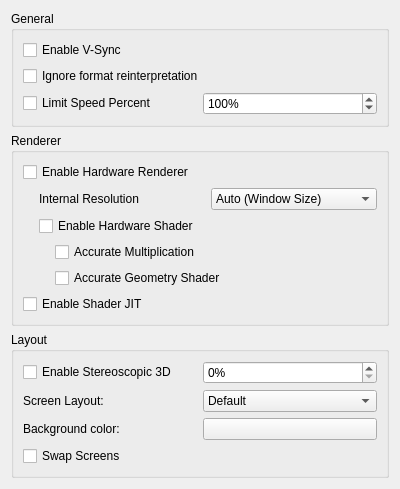
Qt form src/citra_qt/configuration/configure_graphics.ui (grimtnt/citra) before a commit.
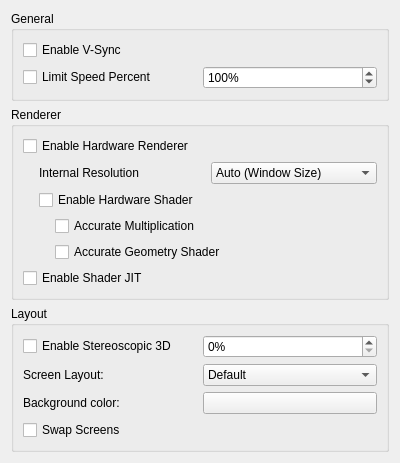
The same form after that commit.

Commit message: Re-add ticks hack & Move ignore format reinterpretation to Hacks

```diff
--- a/src/citra_qt/configuration/configure_graphics.ui
+++ b/src/citra_qt/configuration/configure_graphics.ui
@@ -7,7 +7,7 @@
     <x>0</x>
     <y>0</y>
     <width>400</width>
-    <height>442</height>
+    <height>444</height>
    </rect>
   </property>
   <property name="windowTitle">
@@ -27,13 +27,6 @@
         </property>
        </widget>
       </item>
-      <item>
-       <widget class="QCheckBox" name="toggle_bos">
-        <property name="text">
-         <string>Ignore format reinterpretation</string>
-        </property>
-       </widget>
-      </item>
       <item>
        <layout class="QHBoxLayout" name="horizontalLayout_2">
         <item>
```
The commit also changes 11 other files.
